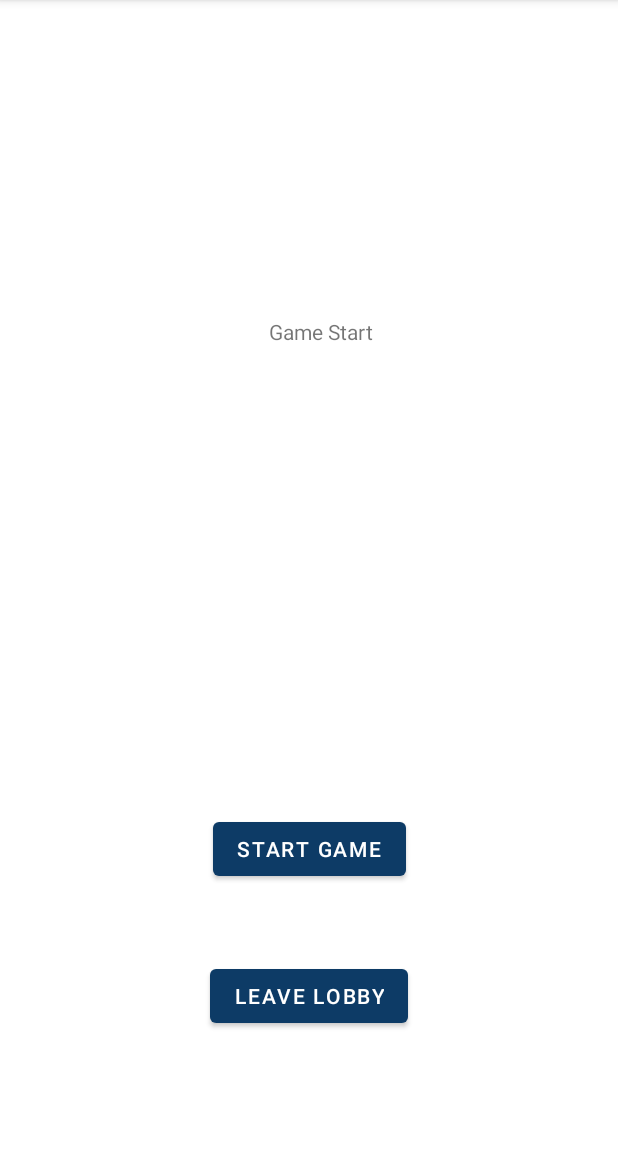
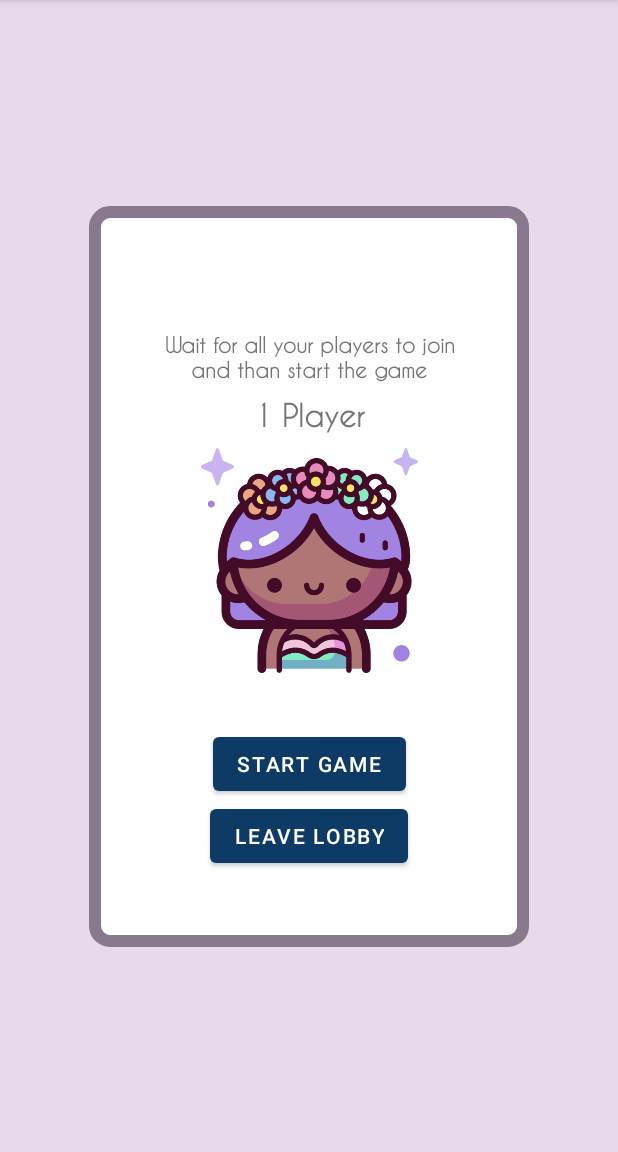
Before and after one commit to KatharinaKofler/Gruppe9_SE2, an Android app: the GameStart screen opened directly, with no data from a screen before it, on a phone screen of 412 x 824 dp, the part 84-1236 px from its top. Run offline under Robolectric (Android 15) with nearby library versions, the phone set to English and light mode, and no system bars; libraries missing offline, so code that uses them is left out: io.socket.client; 11 statements that could not run were skipped.

Commit message:
Anpassung Layout GameStart

```diff
--- a/app/src/main/java/com/example/gruppe9_se2/logic/GameStart.java
+++ b/app/src/main/java/com/example/gruppe9_se2/logic/GameStart.java
@@ -1,11 +1,14 @@
 package com.example.gruppe9_se2.logic;
 
 import android.content.Intent;
+import android.graphics.drawable.AnimationDrawable;
 import android.os.Bundle;
 import android.util.Log;
 import android.view.View;
 import android.widget.Button;
 
+import android.widget.ImageView;
+import android.widget.TextView;
 import androidx.annotation.Nullable;
 import androidx.appcompat.app.AppCompatActivity;
 
@@ -21,31 +24,41 @@ import java.util.ArrayList;
 import io.socket.client.Socket;
 
 public class GameStart extends AppCompatActivity {
+    private Socket mSocket;
+    private ArrayList<String> playerIDList = new ArrayList<>();
+    private int playerCount;
+    private AnimationDrawable loadingAnimation;
 
-    private Socket mSocket;
-
-    private ArrayList<String> playerIDList = new ArrayList<>();
+    @Override
+    protected void onStart() {
+        super.onStart();
+        loadingAnimation.start();
+    }
 
     @Override
     protected void onCreate(@Nullable Bundle savedInstanceState) {
         super.onCreate(savedInstanceState);
         setContentView(R.layout.activity_gamestart);
 
+        ImageView loadingImage = findViewById(R.id.loadingAnimation);
+        loadingImage.setBackgroundResource(R.drawable.loading_animation_list);
+        loadingAnimation = (AnimationDrawable) loadingImage.getBackground();
+
+        findViewById(R.id.loadingText).setVisibility(View.INVISIBLE);
+
         Bundle b = getIntent().getExtras();
         Boolean isOwner = b.getBoolean("isOwner");
 
         Button btnStart = this.findViewById(R.id.btn_startGame);
-        if(!isOwner) btnStart.setVisibility(View.INVISIBLE);
-        else{
+        if (!isOwner) {
+            btnStart.setVisibility(View.INVISIBLE);
+            ((TextView) findViewById(R.id.gamestartText)).setText("Wait for all your players to join");
+        } else {
             btnStart.setOnClickListener(v -> {
-                // Send Start Game Event to server
-                mSocket.emit("startGame", "");
-                //Close current activity and start Game
-                Bundle gameBundle = new Bundle();
-                gameBundle.putInt("playerNumber", playerIDList.size()+1);
-                finish();
-                Intent intent = new Intent(this, Game.class);
-                startActivity(intent);
+                // Send Start Game Request Event to server
+                mSocket.emit("gameStartRequest");
+                findViewById(R.id.loadingText).setVisibility(View.VISIBLE);
+                btnStart.setVisibility(View.INVISIBLE);
             });
         }
 
@@ -57,7 +70,6 @@ public class GameStart extends AppCompatActivity {
             Intent intent = new Intent(this, LobbyActivity.class);
             startActivity(intent);
         });
-
 
         // Get lobby Id
         String lobbyID = b.getString("LobbyID");
@@ -81,9 +93,11 @@ public class GameStart extends AppCompatActivity {
             try {
                 JSONObject lobbyObject = (JSONObject) lobby[0];
                 JSONArray playersJSON = lobbyObject.getJSONArray("players");
-                for (int i = 0; i < playersJSON.length(); i++) {
-                    playerIDList.add(playersJSON.getString(i));
-                }
+                playerCount = 1 + playersJSON.length();
+                ((TextView) findViewById(R.id.playercountText)).setText(playerText(playerCount));
+//                for (int i = 0; i < playersJSON.length(); i++) {
+//                    playerIDList.add(playersJSON.getString(i));
+//                }
             } catch (JSONException e) {
                 e.printStackTrace();
             }
@@ -95,6 +109,8 @@ public class GameStart extends AppCompatActivity {
             try {
                 String id = ((JSONObject) uid[0]).getString("id");
                 playerIDList.add(id);
+                playerCount++;
+                ((TextView)findViewById(R.id.playercountText)).setText(playerText(playerCount));
             } catch (JSONException e) {
                 e.printStackTrace();
             }
@@ -106,6 +122,8 @@ public class GameStart extends AppCompatActivity {
             try {
                 String id = ((JSONObject) uid[0]).getString("id");
                 playerIDList.remove(id);
+                playerCount--;
+                ((TextView)findViewById(R.id.playercountText)).setText(playerText(playerCount));
             } catch (JSONException e) {
                 e.printStackTrace();
             }
@@ -121,4 +139,11 @@ public class GameStart extends AppCompatActivity {
 
         mSocket.connect();
     }
+
+    private CharSequence playerText(int count) {
+        if (count == 1) {
+            return "1 Player";
+        }
+        return count + " Players";
+    }
 }
--- /dev/null
+++ b/app/src/main/res/drawable/loading_animation_list.xml
@@ -0,0 +1,8 @@
+<?xml version="1.0" encoding="utf-8"?>
+<animation-list xmlns:android="http://schemas.android.com/apk/res/android"
+    android:oneshot="false">
+    <item android:drawable="@drawable/girl_1" android:duration="800" />
+    <item android:drawable="@drawable/kiti" android:duration="800" />
+    <item android:drawable="@drawable/girl_0" android:duration="800" />
+    <item android:drawable="@drawable/girl_2" android:duration="800" />
+</animation-list>
--- a/app/src/main/res/layout/activity_gamestart.xml
+++ b/app/src/main/res/layout/activity_gamestart.xml
@@ -4,25 +4,67 @@
     xmlns:app="http://schemas.android.com/apk/res-auto"
     xmlns:tools="http://schemas.android.com/tools"
     android:layout_width="match_parent"
-    android:layout_height="match_parent">
+    android:layout_height="match_parent"
+    android:background="@color/background">
+
+    <androidx.constraintlayout.widget.ConstraintLayout
+        android:layout_width="wrap_content"
+        android:layout_height="wrap_content"
+        android:layout_margin="50dp"
+        android:padding="50dp"
+        app:layout_constraintBottom_toBottomOf="parent"
+        app:layout_constraintEnd_toEndOf="parent"
+        app:layout_constraintStart_toStartOf="parent"
+        app:layout_constraintTop_toTopOf="parent"
+        android:background="@drawable/popup_border">
 
         <TextView
-        android:id="@+id/textView3"
+            android:id="@+id/gamestartText"
             android:layout_width="wrap_content"
             android:layout_height="wrap_content"
-        android:layout_marginStart="179dp"
-        android:layout_marginTop="211dp"
-        android:text="Game Start"
+            android:layout_marginBottom="10dp"
+            android:fontFamily="@font/cavaria_dreams"
+            android:gravity="center"
+            android:text="Wait for all your players to join\nand than start the game"
+            android:textStyle="bold"
+            app:layout_constraintBottom_toTopOf="@+id/loadingAnimation"
+            app:layout_constraintEnd_toEndOf="parent"
             app:layout_constraintStart_toStartOf="parent"
             app:layout_constraintTop_toTopOf="parent" />
+
+        <TextView
+            android:id="@+id/playercountText"
+            android:layout_width="wrap_content"
+            android:layout_height="wrap_content"
+            android:fontFamily="@font/cavaria_dreams"
+            android:gravity="center"
+            android:text="1 Player"
+            android:textStyle="bold"
+            android:textSize="20dp"
+            android:layout_marginTop="10dp"
+            app:layout_constraintEnd_toEndOf="parent"
+            app:layout_constraintStart_toStartOf="parent"
+            app:layout_constraintTop_toBottomOf="@+id/gamestartText" />
+
+        <TextView
+            android:id="@+id/loadingText"
+            android:layout_width="wrap_content"
+            android:layout_height="wrap_content"
+            android:fontFamily="@font/cavaria_dreams"
+            android:textStyle="bold"
+            android:text="Loading"
+            android:textColor="@color/errorTextColor"
+            android:layout_marginBottom="10dp"
+            android:layout_marginTop="10dp"
+            app:layout_constraintBottom_toTopOf="@+id/btn_startGame"
+            app:layout_constraintEnd_toEndOf="parent"
+            app:layout_constraintStart_toStartOf="parent"
+            app:layout_constraintTop_toBottomOf="@+id/loadingAnimation" />
 
         <Button
             android:id="@+id/btn_startGame"
             android:layout_width="wrap_content"
             android:layout_height="wrap_content"
-        android:layout_marginStart="159dp"
-        android:layout_marginEnd="159dp"
-        android:layout_marginBottom="50dp"
             android:text="Start Game"
             app:layout_constraintBottom_toTopOf="@id/btn_leaveLobby"
             app:layout_constraintEnd_toEndOf="parent"
@@ -32,11 +74,23 @@
             android:id="@+id/btn_leaveLobby"
             android:layout_width="wrap_content"
             android:layout_height="wrap_content"
-        android:layout_marginStart="159dp"
-        android:layout_marginEnd="159dp"
-        android:layout_marginBottom="80dp"
             android:text="Leave Lobby"
             app:layout_constraintBottom_toBottomOf="parent"
             app:layout_constraintEnd_toEndOf="parent"
             app:layout_constraintStart_toStartOf="parent" />
+
+        <ImageView
+            android:id="@+id/loadingAnimation"
+            android:layout_width="150dp"
+            android:layout_height="150dp"
+            android:layout_marginTop="10dp"
+            app:layout_constraintBottom_toTopOf="@+id/loadingText"
+            app:layout_constraintEnd_toEndOf="parent"
+            app:layout_constraintStart_toStartOf="parent"
+            app:layout_constraintTop_toBottomOf="@id/playercountText"/>
+
+
     </androidx.constraintlayout.widget.ConstraintLayout>
+
+
+</androidx.constraintlayout.widget.ConstraintLayout>
```
Lines whose indentation alone changed are shown as unchanged.
